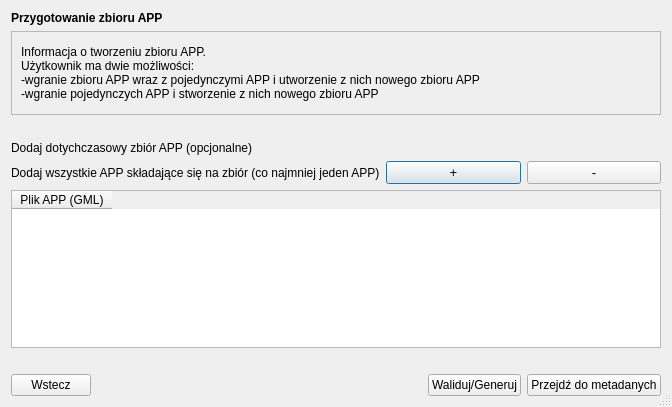
The window that modules/app/views/ui/zbior_przygotowanie_dialog_base.ui (envirosolutionspl/wtyczka_qgis_app) describes before a commit, drawn with Qt 5.
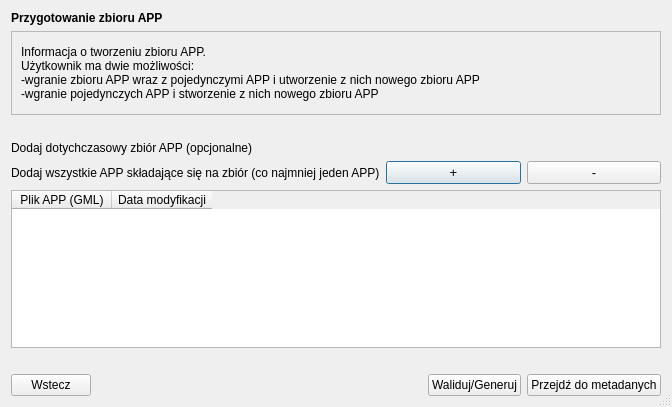
The same window after the commit. Custom widgets are drawn as their Qt base class.

```diff
--- a/modules/app/views/ui/zbior_przygotowanie_dialog_base.ui
+++ b/modules/app/views/ui/zbior_przygotowanie_dialog_base.ui
@@ -160,6 +160,11 @@
          <string>Plik APP (GML)</string>
         </property>
        </column>
+       <column>
+        <property name="text">
+         <string>Data modyfikacji</string>
+        </property>
+       </column>
       </widget>
      </item>
      <item>
```
